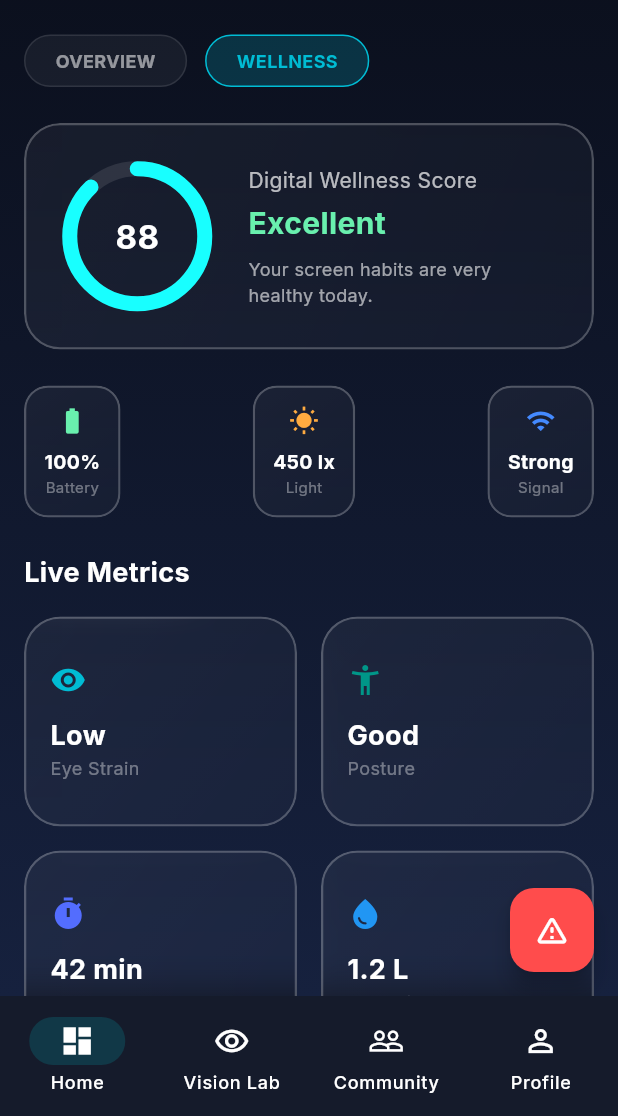
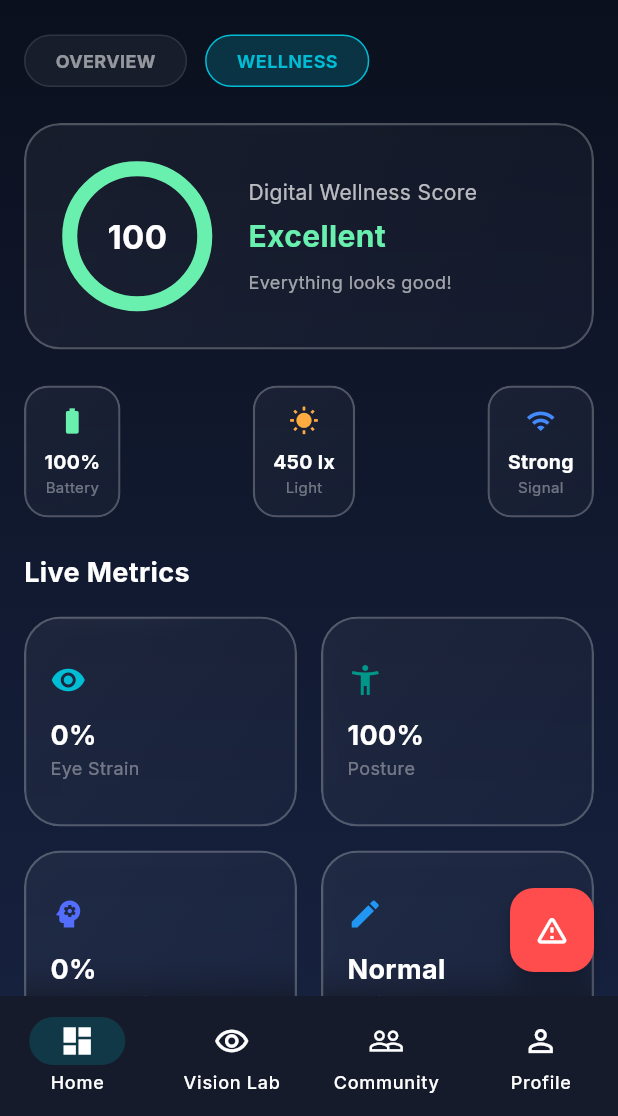
Before and after one commit to jmrsai/clearview_hub, a Flutter app: the DashboardScreen screen opened by its route, after a tap on "WELLNESS", on a phone screen of 412 x 824 dp, the part 120-1236 px from its top. Run offline on Flutter 3.47's test engine with Material 3 defaults, Android fonts, the phone set to English and light mode, and no system bars; drawn by our look-alikes of percent_indicator; our stand-ins replace audioplayers, battery_plus, camera, chewie, connectivity_plus, device_info_plus and 31 more; missing offline and left inert: encrypt, flutter_3d_controller, google_mlkit_face_detection, googleapis, jitsi_meet_wrapper, light and 2 more; accounts and stored records are empty; network calls fail; statements that could not run were skipped.

Commit message:
feat: Add Global Hardware Sensor & AI Risk Engine

```diff
--- /dev/null
+++ b/lib/ai_engine/domain/global_wellness_engine.dart
@@ -0,0 +1,126 @@
+import 'dart:async';
+import 'package:flutter_riverpod/flutter_riverpod.dart';
+import 'package:clearview_hub/sensors/domain/sensor_orchestrator.dart';
+
+// Represents the global state of the user's digital wellness
+class WellnessState {
+  final double globalScore; // 0 - 100
+  final double eyeStrainScore;
+  final double mentalFatigueIndex;
+  final double postureHealth;
+  final String activeMode; // Study, Gaming, Relax, Travel, etc.
+  final String recommendation;
+
+  WellnessState({
+    this.globalScore = 100.0,
+    this.eyeStrainScore = 0.0,
+    this.mentalFatigueIndex = 0.0,
+    this.postureHealth = 100.0,
+    this.activeMode = 'Normal',
+    this.recommendation = 'Everything looks good!',
+  });
+
+  WellnessState copyWith({
+    double? globalScore,
+    double? eyeStrainScore,
+    double? mentalFatigueIndex,
+    double? postureHealth,
+    String? activeMode,
+    String? recommendation,
+  }) {
+    return WellnessState(
+      globalScore: globalScore ?? this.globalScore,
+      eyeStrainScore: eyeStrainScore ?? this.eyeStrainScore,
+      mentalFatigueIndex: mentalFatigueIndex ?? this.mentalFatigueIndex,
+      postureHealth: postureHealth ?? this.postureHealth,
+      activeMode: activeMode ?? this.activeMode,
+      recommendation: recommendation ?? this.recommendation,
+    );
+  }
+}
+
+// The Master AI Risk Engine
+class GlobalWellnessEngine extends StateNotifier<WellnessState> {
+  final Ref ref;
+  Timer? _analysisTimer;
+
+  GlobalWellnessEngine(this.ref) : super(WellnessState()) {
+    _startContinuousAnalysis();
+  }
+
+  void _startContinuousAnalysis() {
+    // Run an analysis loop every 5 seconds to update the global wellness score
+    _analysisTimer = Timer.periodic(const Duration(seconds: 5), (_) {
+      _analyzeContext();
+    });
+  }
+
+  void _analyzeContext() {
+    // Collect data from actual sensor orchestrator
+    final sensorState = SensorOrchestrator().currentContext;
+
+    double newEyeStrain = state.eyeStrainScore;
+    double newMentalFatigue = state.mentalFatigueIndex;
+    double newPosture = state.postureHealth;
+    String newMode = state.activeMode;
+    String recommendation = state.recommendation;
+
+    // Simulate fatigue increasing over time (simplified)
+    newEyeStrain += 0.5;
+    newMentalFatigue += 0.3;
+
+    // Incorporate Sensor Context
+    if (sensorState.ambientLightLux < 10) {
+      // Dark room usage = higher eye strain
+      newEyeStrain += 2.0;
+      newMode = 'Night Mode';
+      recommendation = 'Low light detected. Consider turning on a lamp or Eye Comfort Shield.';
+    }
+
+    if (sensorState.motionState == UserMotionState.moving || sensorState.motionState == UserMotionState.shaking) {
+      newMode = 'Travel Mode';
+      newEyeStrain += 1.5; // Reading while moving increases strain
+      recommendation = 'Movement detected. Try to avoid reading to prevent motion sickness and eye strain.';
+    }
+
+    if (sensorState.isProximityNear) {
+      newEyeStrain += 5.0; // Device too close
+      recommendation = 'Device is too close to your eyes! Move it back to at least 30cm.';
+    }
+
+    // Clamp values
+    newEyeStrain = newEyeStrain.clamp(0.0, 100.0);
+    newMentalFatigue = newMentalFatigue.clamp(0.0, 100.0);
+    newPosture = newPosture.clamp(0.0, 100.0);
+
+    // Calculate Global Score (0-100, where 100 is perfect health)
+    // Formula: Start at 100, subtract penalties
+    double penalty = (newEyeStrain * 0.4) + (newMentalFatigue * 0.4) + ((100 - newPosture) * 0.2);
+    double globalScore = (100.0 - penalty).clamp(0.0, 100.0);
+
+    // Extreme fatigue check
+    if (globalScore < 40) {
+      recommendation = 'CRITICAL: High fatigue detected. Please take a 20-minute break immediately.';
+    }
+
+    state = state.copyWith(
+      globalScore: globalScore,
+      eyeStrainScore: newEyeStrain,
+      mentalFatigueIndex: newMentalFatigue,
+      postureHealth: newPosture,
+      activeMode: newMode,
+      recommendation: recommendation,
+    );
+  }
+
+  @override
+  void dispose() {
+    _analysisTimer?.cancel();
+    super.dispose();
+  }
+}
+
+// Provider for the engine
+final globalWellnessEngineProvider = StateNotifierProvider<GlobalWellnessEngine, WellnessState>((ref) {
+  return GlobalWellnessEngine(ref);
+});
--- a/lib/features/wellness_core/presentation/widgets/advanced_wellness_dashboard.dart
+++ b/lib/features/wellness_core/presentation/widgets/advanced_wellness_dashboard.dart
@@ -1,18 +1,21 @@
 import 'package:flutter/material.dart';
+import 'package:flutter_riverpod/flutter_riverpod.dart';
 import 'package:percent_indicator/percent_indicator.dart';
 import 'package:fl_chart/fl_chart.dart';
 import 'package:battery_plus/battery_plus.dart';
 import '../../../../widgets/glass_card.dart';
+import '../../../../ai_engine/domain/global_wellness_engine.dart';
+import '../../../../sensors/domain/sensor_orchestrator.dart';
 
-class AdvancedWellnessDashboard extends StatefulWidget {
+class AdvancedWellnessDashboard extends ConsumerStatefulWidget {
   const AdvancedWellnessDashboard({super.key});
 
   @override
-  State<AdvancedWellnessDashboard> createState() =>
+  ConsumerState<AdvancedWellnessDashboard> createState() =>
       _AdvancedWellnessDashboardState();
 }
 
-class _AdvancedWellnessDashboardState extends State<AdvancedWellnessDashboard> {
+class _AdvancedWellnessDashboardState extends ConsumerState<AdvancedWellnessDashboard> {
   final Battery _battery = Battery();
   int _batteryLevel = 0;
 
@@ -29,12 +32,14 @@ class _AdvancedWellnessDashboardState extends State<AdvancedWellnessDashboard> {
 
   @override
   Widget build(BuildContext context) {
+    final wellnessState = ref.watch(globalWellnessEngineProvider);
+
     return SingleChildScrollView(
       padding: const EdgeInsets.all(16),
       child: Column(
         crossAxisAlignment: CrossAxisAlignment.start,
         children: [
-          _buildGlobalWellnessScore(),
+          _buildGlobalWellnessScore(wellnessState),
           const SizedBox(height: 24),
           _buildSensorStatusRow(),
           const SizedBox(height: 24),
@@ -43,7 +48,7 @@ class _AdvancedWellnessDashboardState extends State<AdvancedWellnessDashboard> {
             style: TextStyle(fontSize: 18, fontWeight: FontWeight.bold),
           ),
           const SizedBox(height: 16),
-          _buildLiveMetricsGrid(),
+          _buildLiveMetricsGrid(wellnessState),
           const SizedBox(height: 24),
           _buildDailyActivityChart(),
         ],
@@ -51,7 +56,7 @@ class _AdvancedWellnessDashboardState extends State<AdvancedWellnessDashboard> {
     );
   }
 
-  Widget _buildGlobalWellnessScore() {
+  Widget _buildGlobalWellnessScore(WellnessState state) {
     return GlassCard(
       padding: const EdgeInsets.all(24),
       child: Row(
@@ -59,38 +64,39 @@ class _AdvancedWellnessDashboardState extends State<AdvancedWellnessDashboard> {
           CircularPercentIndicator(
             radius: 50.0,
             lineWidth: 10.0,
-            percent: 0.88,
-            center: const Text(
-              '88',
-              style: TextStyle(fontSize: 22, fontWeight: FontWeight.bold),
+            percent: state.globalScore / 100.0,
+            center: Text(
+              state.globalScore.toInt().toString(),
+              style: const TextStyle(fontSize: 22, fontWeight: FontWeight.bold),
             ),
-            progressColor: Colors.cyanAccent,
+            progressColor: _getColorForScore(state.globalScore),
             backgroundColor: Colors.white10,
             circularStrokeCap: CircularStrokeCap.round,
             animation: true,
+            animateFromLastPercent: true,
           ),
           const SizedBox(width: 24),
-          const Expanded(
+          Expanded(
             child: Column(
               crossAxisAlignment: CrossAxisAlignment.start,
               children: [
-                Text(
+                const Text(
                   'Digital Wellness Score',
                   style: TextStyle(fontSize: 14, color: Colors.white70),
                 ),
-                SizedBox(height: 4),
+                const SizedBox(height: 4),
                 Text(
-                  'Excellent',
+                  _getTextForScore(state.globalScore),
                   style: TextStyle(
                     fontSize: 20,
                     fontWeight: FontWeight.bold,
-                    color: Colors.greenAccent,
+                    color: _getColorForScore(state.globalScore),
                   ),
                 ),
-                SizedBox(height: 8),
+                const SizedBox(height: 8),
                 Text(
-                  'Your screen habits are very healthy today.',
-                  style: TextStyle(fontSize: 12, color: Colors.white60),
+                  state.recommendation,
+                  style: const TextStyle(fontSize: 12, color: Colors.white60),
                 ),
               ],
             ),
@@ -98,6 +104,18 @@ class _AdvancedWellnessDashboardState extends State<AdvancedWellnessDashboard> {
         ],
       ),
     );
+  }
+
+  Color _getColorForScore(double score) {
+    if (score >= 80) return Colors.greenAccent;
+    if (score >= 50) return Colors.orangeAccent;
+    return Colors.redAccent;
+  }
+
+  String _getTextForScore(double score) {
+    if (score >= 80) return 'Excellent';
+    if (score >= 50) return 'Moderate Risk';
+    return 'Critical Risk';
   }
 
   Widget _buildSensorStatusRow() {
@@ -152,7 +170,7 @@ class _AdvancedWellnessDashboardState extends State<AdvancedWellnessDashboard> {
     );
   }
 
-  Widget _buildLiveMetricsGrid() {
+  Widget _buildLiveMetricsGrid(WellnessState state) {
     return GridView.count(
       shrinkWrap: true,
       physics: const NeverScrollableScrollPhysics(),
@@ -161,15 +179,15 @@ class _AdvancedWellnessDashboardState extends State<AdvancedWellnessDashboard> {
       crossAxisSpacing: 16,
       childAspectRatio: 1.3,
       children: [
-        _buildMetricCard('Eye Strain', 'Low', Icons.visibility, Colors.cyan),
+        _buildMetricCard('Eye Strain', '${state.eyeStrainScore.toInt()}%', Icons.visibility, Colors.cyan),
         _buildMetricCard(
           'Posture',
-          'Good',
+          '${state.postureHealth.toInt()}%',
           Icons.accessibility_new,
           Colors.teal,
         ),
-        _buildMetricCard('Focus', '42 min', Icons.timer, Colors.indigoAccent),
-        _buildMetricCard('Hydration', '1.2 L', Icons.water_drop, Colors.blue),
+        _buildMetricCard('Mental Fatigue', '${state.mentalFatigueIndex.toInt()}%', Icons.psychology, Colors.indigoAccent),
+        _buildMetricCard('Active Mode', state.activeMode, Icons.mode, Colors.blue),
       ],
     );
   }
```
Also changed, not shown: lib/ai_engine/domain/smart_action_dispatcher.dart (added, +58 -0 lines), lib/ai_engine/services/mlkit_face_detector_service.dart (added, +118 -0 lines), lib/ai_engine/services/smart_notification_service.dart (added, +62 -0 lines), lib/ai_engine/services/voice_command_service.dart (added, +53 -0 lines), pubspec.yaml (+4 -4 lines), pubspec.lock, 3 other files.
